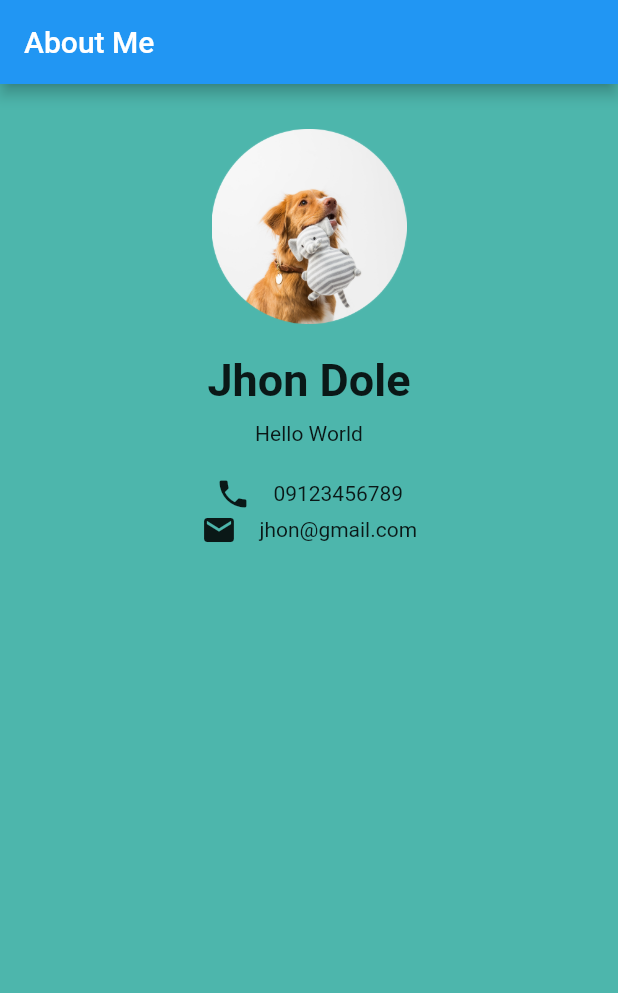
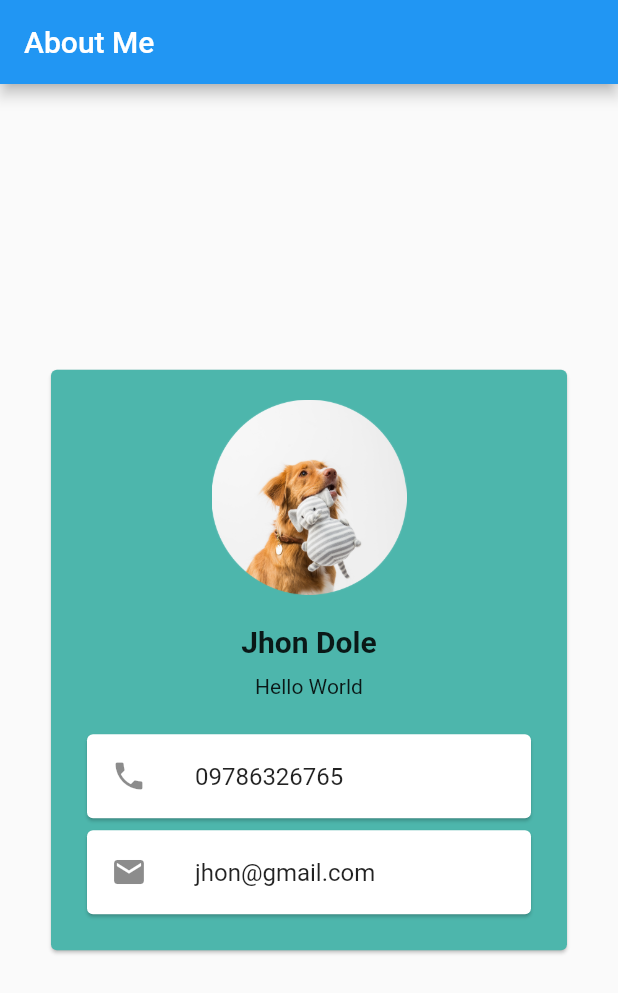
Before and after one commit to LwinHtooA3ng/ID-Card, a Flutter app: the screen it shows after launch, on a phone screen of 412 x 824 dp. Shown: the top 993 px of the screen. Run offline on Flutter 3.47's test engine with Material 2 defaults, Android fonts, the phone set to English and light mode, and no system bars.

Commit message:
using card and listtile

```diff
--- a/lib/main.dart
+++ b/lib/main.dart
@@ -12,13 +12,16 @@ class MyApp extends StatelessWidget {
         appBar: AppBar(
           title: const Text("About Me"),
         ),
-        body: Container(
+        body: Center(
+          child: Padding(
+            padding: const EdgeInsets.all(30),
+            child: Card(
               color: Colors.teal[300],
+              child: Padding(
+                padding: const EdgeInsets.all(20),
                 child: Column(
+                  mainAxisSize: MainAxisSize.min,
                   children: [
-              const SizedBox(
-                height: 30,
-              ),
                     Image.asset(
                       "images/myimg.png",
                       width: 130,
@@ -29,7 +32,7 @@ class MyApp extends StatelessWidget {
                     ),
                     const Text(
                       "Jhon Dole",
-                style: TextStyle(fontSize: 30, fontWeight: FontWeight.bold),
+                      style: TextStyle(fontSize: 20, fontWeight: FontWeight.bold),
                     ),
                     const SizedBox(
                       height: 10,
@@ -38,63 +41,25 @@ class MyApp extends StatelessWidget {
                     const SizedBox(
                       height: 20,
                     ),
-              Row(
-                mainAxisAlignment: MainAxisAlignment.center,
-                mainAxisSize: MainAxisSize.min,
-
-                children: const [
-                  Icon(
-                    Icons.phone,
+                    const Card(
+                      child: ListTile(
+                        leading: Icon(Icons.phone),
+                        title: Text("09786326765"),
                       ),
-                  SizedBox(width: 15),
-                  Text(
-                    "09123456789",
+                    ),
+                    const Card(
+                      child: ListTile(
+                        leading: Icon(Icons.mail),
+                        title: Text("jhon@gmail.com"),
+                      ),
                     ),
                   ],
                 ),
-              Row(
-                mainAxisAlignment: MainAxisAlignment.center,
-                children: const [
-                  Icon(
-                    Icons.mail,
               ),
-                  SizedBox(width: 15),
-                  Text(
-                    "jhon@gmail.com",
             ),
-                ],
-              )
-            ],
           ),
         ),
       ),
     );
   }
 }
-
-// body: Container(
-            //   color: Colors.red[200],
-            //   child: Row(
-            //     mainAxisAlignment: MainAxisAlignment.center,
-            //     children: [
-            //       Container(
-            //         child: Column(
-            //           // mainAxisAlignment: MainAxisAlignment.spaceAround,
-            //           children:const [
-            //             SizedBox(height: 50,),
-            //             Image(
-            //               image: AssetImage("images/myimg.png"),
-            //               width: 130,
-            //               height: 130,
-            //             ),
-            //             SizedBox(height: 20,),
-            //             Text("Lwin Htoo"),
-            //             SizedBox(height: 10,),
-            //             Text("Hawkins High"),
-            //             SizedBox(height: 20,),
-            //           ],
-            //         ),
-            //       )
-            //     ],
-            //   ),
-            // ),
```
Lines whose indentation alone changed are shown as unchanged.
